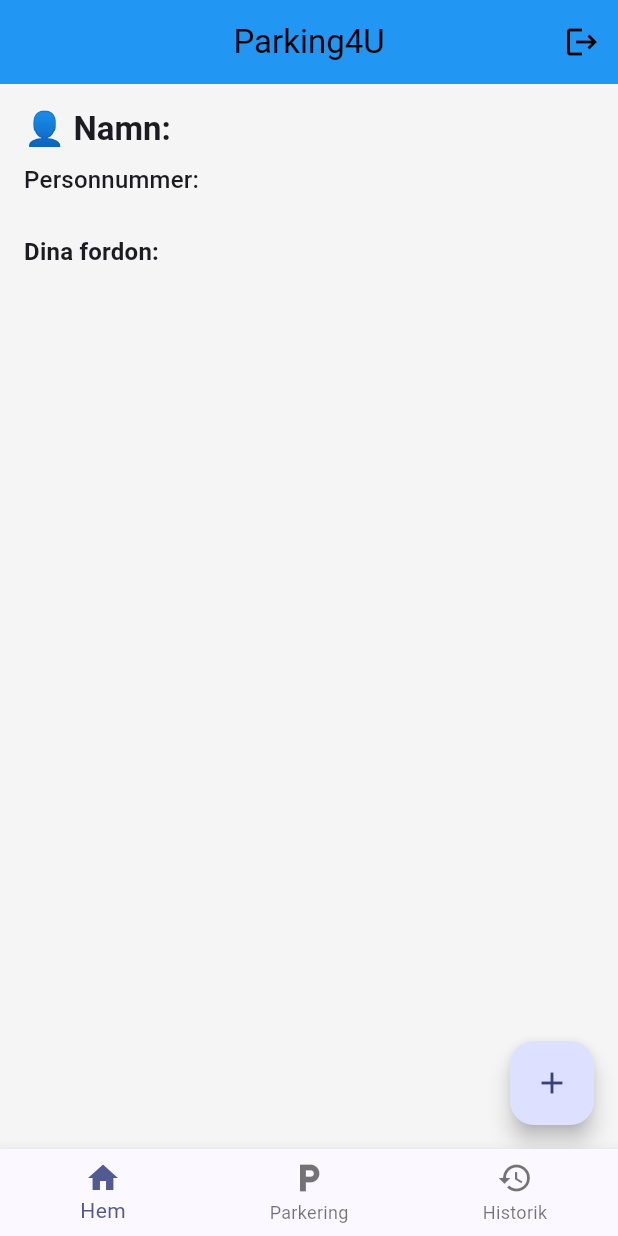
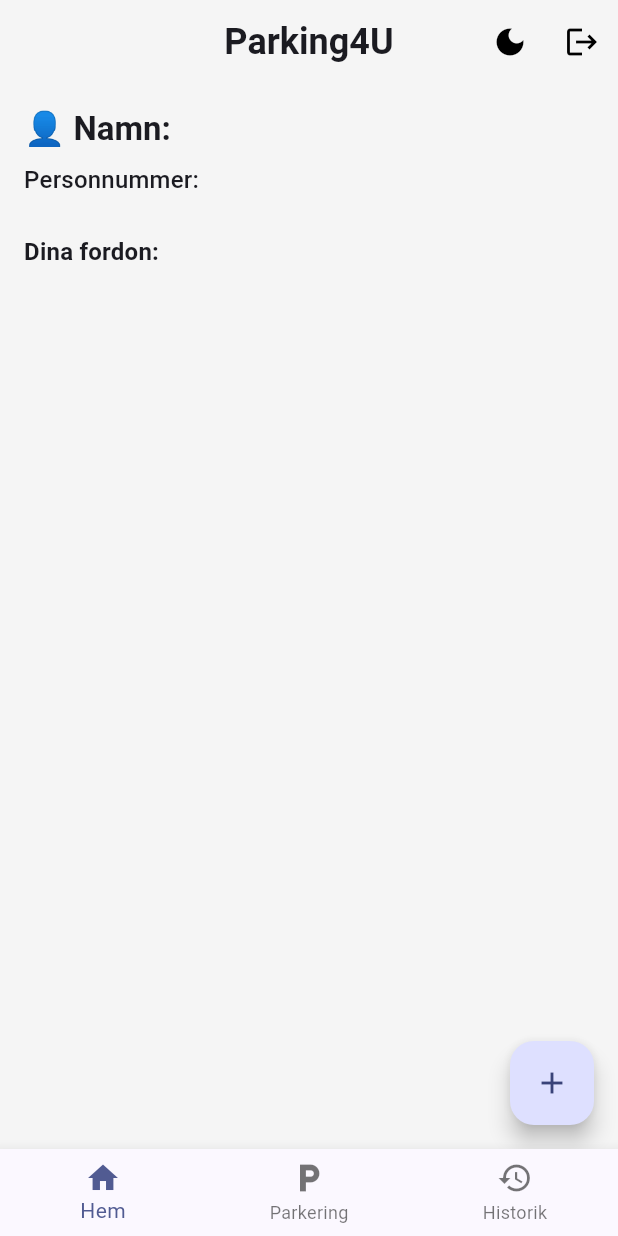
Before and after one commit to christopherwahlstrom/parking_app, a Flutter app: the MainNavigationView screen opened directly with empty values, on a phone screen of 412 x 824 dp. Run offline on Flutter 3.47's test engine with Material 3 defaults, Android fonts, the phone set to English and light mode, and no system bars.

Commit message:
Enhance login and navigation views with theme support; update AppBar styling and toggle functionality

```diff
--- a/lib/views/main_navigation_view.dart
+++ b/lib/views/main_navigation_view.dart
@@ -3,6 +3,9 @@ import 'home_view.dart';
 import 'parking_view.dart';
 import 'history_view.dart';
 import '../models/person.dart';
+import '../theme/theme_provider.dart';
+import 'package:provider/provider.dart';
+
 
 
 class MainNavigationView extends StatefulWidget {
@@ -34,6 +37,8 @@ class _MainNavigationViewState extends State<MainNavigationView> {
 
   @override
   Widget build(BuildContext context) {
+    final isDark = Theme.of(context).brightness == Brightness.dark;
+
     final views = [
       HomeView(person: widget.person),
       ParkingView(personId: widget.person.id , vehicleIds: widget.person.vehicleIds),
@@ -42,10 +47,21 @@ class _MainNavigationViewState extends State<MainNavigationView> {
 
     return Scaffold(
       appBar: AppBar(
-        title: const Text('Parking4U'),
-        centerTitle: true,
-        backgroundColor: Colors.blue,
-        actions: [
+          title: Text(
+            'Parking4U',
+            style: Theme.of(context).textTheme.headlineSmall?.copyWith(
+              fontWeight: FontWeight.bold,
+              color: Theme.of(context).colorScheme.onSurface,
+            ),
+          ),
+          backgroundColor: Theme.of(context).scaffoldBackgroundColor,
+          elevation: 0,
+          centerTitle: true,
+          actions: [
+          IconButton(
+            icon: Icon(isDark ? Icons.wb_sunny : Icons.dark_mode),
+            onPressed: () => Provider.of<ThemeProvider>(context, listen: false).toggleTheme(),
+          ),
           IconButton(
             icon: const Icon(Icons.logout),
             onPressed: _logout,
```
Also changed, not shown: lib/views/login_view.dart (+13 -3 lines), 1 other file.
